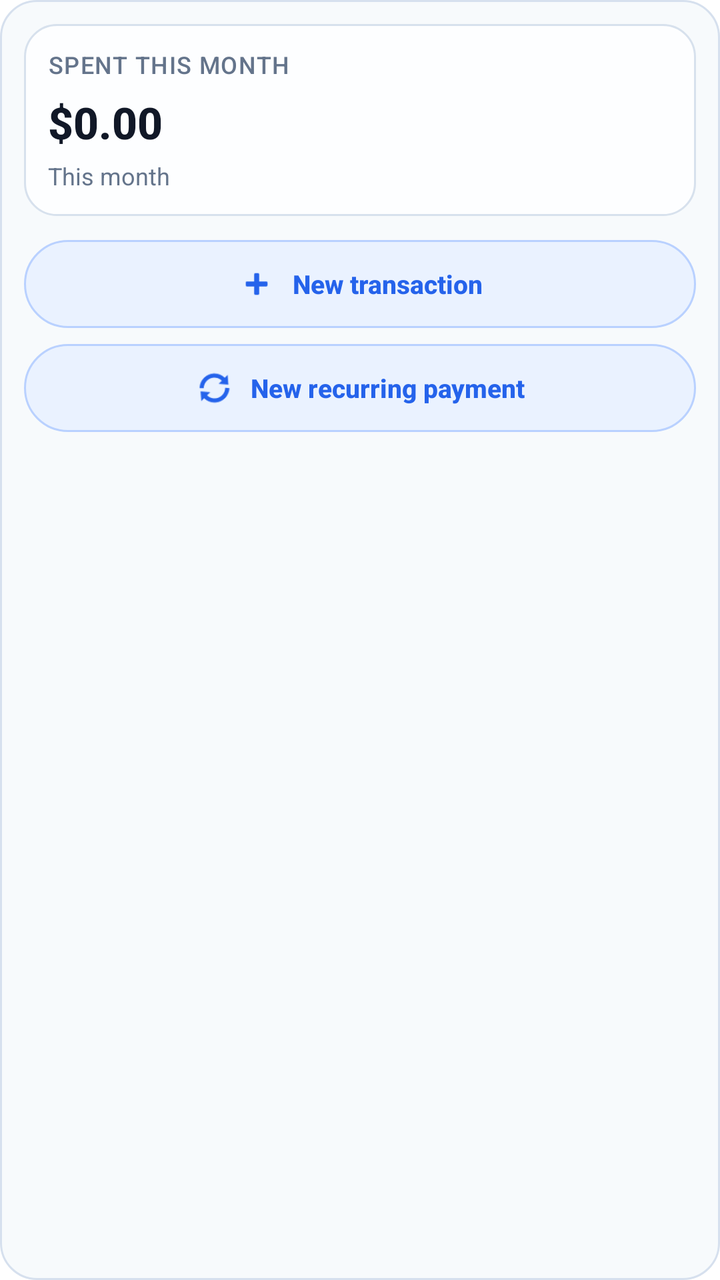
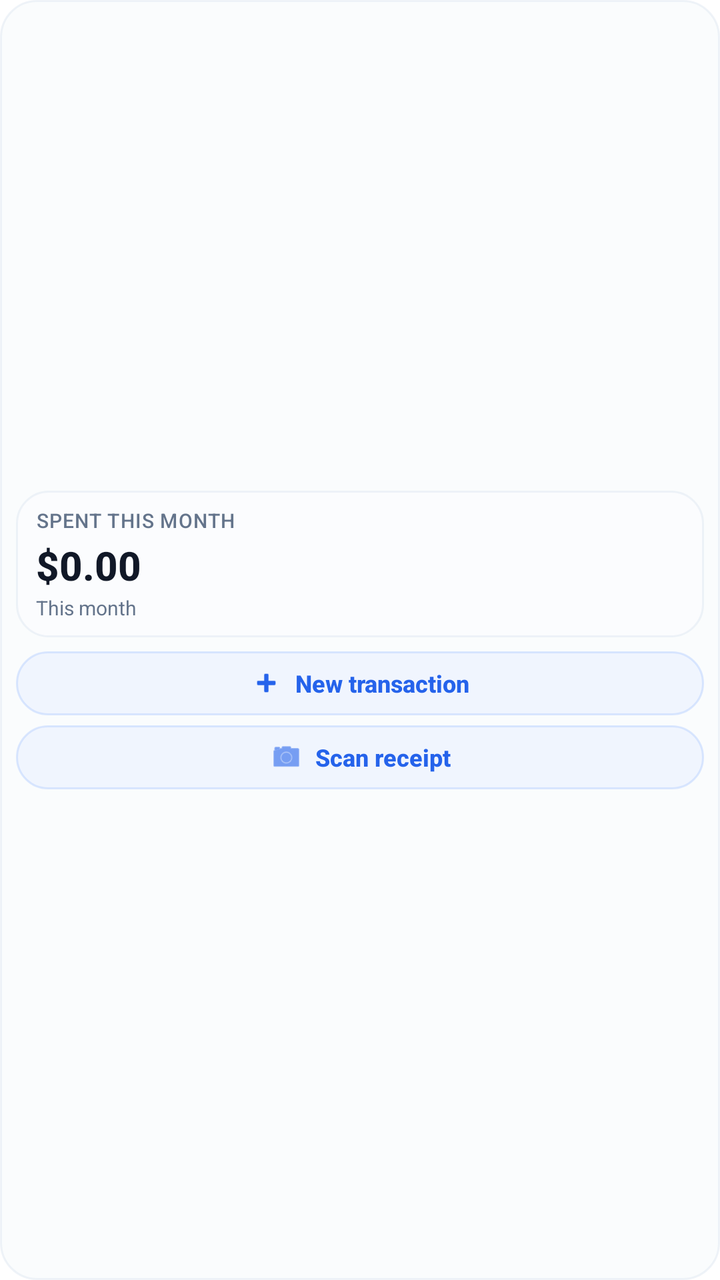

Compare the two renders of this Android layout. The source of the first and the diff that turns it into the second are given below.
<!-- AndroidManifest.xml: fallback theme Theme.MaterialComponents.DayNight.NoActionBar -->
<!-- res/layout/widget_quick_transaction.xml -->
<?xml version="1.0" encoding="utf-8"?>
<LinearLayout xmlns:android="http://schemas.android.com/apk/res/android"
    android:id="@+id/widget_root"
    android:layout_width="match_parent"
    android:layout_height="match_parent"
    android:background="@drawable/widget_background"
    android:orientation="vertical"
    android:padding="12dp">

    <LinearLayout
        android:id="@+id/widget_card"
        android:layout_width="match_parent"
        android:layout_height="wrap_content"
        android:background="@drawable/widget_card_background"
        android:orientation="vertical"
        android:padding="12dp">

        <TextView
            android:id="@+id/widget_title"
            android:layout_width="wrap_content"
            android:layout_height="wrap_content"
            android:text="@string/widget_spent_title"
            android:textAllCaps="true"
            android:textColor="@color/widget_text_secondary"
            android:textSize="12sp"
            android:fontFamily="sans-serif-medium"
            android:letterSpacing="0.04" />

        <TextView
            android:id="@+id/widget_amount"
            android:layout_width="wrap_content"
            android:layout_height="wrap_content"
            android:paddingTop="6dp"
            android:text="@string/widget_default_amount"
            android:textColor="@color/widget_text_primary"
            android:textSize="22sp"
            android:textStyle="bold"
            android:fontFamily="sans-serif-medium" />

        <TextView
            android:id="@+id/widget_month_label"
            android:layout_width="wrap_content"
            android:layout_height="wrap_content"
            android:paddingTop="4dp"
            android:text="@string/widget_default_month"
            android:textColor="@color/widget_text_secondary"
            android:textSize="12sp"
            android:fontFamily="sans-serif" />
    </LinearLayout>

    <LinearLayout
        android:id="@+id/widget_action_container"
        android:layout_width="match_parent"
        android:layout_height="wrap_content"
        android:layout_marginTop="12dp"
        android:background="@drawable/widget_button_background"
        android:gravity="center"
        android:minHeight="44dp"
        android:orientation="horizontal"
        android:paddingStart="14dp"
        android:paddingEnd="14dp">

        <ImageView
            android:id="@+id/widget_action_icon"
            android:layout_width="20dp"
            android:layout_height="20dp"
            android:contentDescription="@string/widget_cta"
            android:src="@android:drawable/ic_input_add"
            android:tint="@color/widget_primary" />

        <TextView
            android:id="@+id/widget_action_text"
            android:layout_width="wrap_content"
            android:layout_height="wrap_content"
            android:paddingStart="8dp"
            android:text="@string/widget_cta"
            android:textColor="@color/widget_primary"
            android:textSize="13sp"
            android:textStyle="bold"
            android:fontFamily="sans-serif-medium"
            android:maxLines="1"
            android:ellipsize="end" />
    </LinearLayout>

    <LinearLayout
        android:id="@+id/widget_recurring_container"
        android:layout_width="match_parent"
        android:layout_height="wrap_content"
        android:layout_marginTop="8dp"
        android:background="@drawable/widget_button_background"
        android:gravity="center"
        android:minHeight="44dp"
        android:orientation="horizontal"
        android:paddingStart="14dp"
        android:paddingEnd="14dp">

        <ImageView
            android:id="@+id/widget_recurring_icon"
            android:layout_width="20dp"
            android:layout_height="20dp"
            android:contentDescription="@string/widget_cta_recurring"
            android:src="@android:drawable/ic_popup_sync"
            android:tint="@color/widget_primary" />

        <TextView
            android:id="@+id/widget_recurring_text"
            android:layout_width="wrap_content"
            android:layout_height="wrap_content"
            android:paddingStart="8dp"
            android:text="@string/widget_cta_recurring"
            android:textColor="@color/widget_primary"
            android:textSize="13sp"
            android:textStyle="bold"
            android:fontFamily="sans-serif-medium"
            android:maxLines="1"
            android:ellipsize="end" />
    </LinearLayout>

</LinearLayout>
<!-- resources referenced by this layout -->
<resources>
  <color name="widget_primary">#2563EB</color>
  <color name="widget_text_primary">#111827</color>
  <color name="widget_text_secondary">#64748B</color>
  <!-- drawable widget_background (drawable) -->
  <?xml version="1.0" encoding="utf-8"?>
  <shape xmlns:android="http://schemas.android.com/apk/res/android">
      <solid android:color="@color/widget_background" />
      <stroke
          android:width="1dp"
          android:color="@color/widget_background_stroke" />
      <corners android:radius="18dp" />
  </shape>
  <!-- drawable widget_button_background (drawable) -->
  <?xml version="1.0" encoding="utf-8"?>
  <shape xmlns:android="http://schemas.android.com/apk/res/android">
      <solid android:color="@color/widget_action_surface" />
      <stroke
          android:width="1dp"
          android:color="@color/widget_action_stroke" />
      <corners android:radius="24dp" />
  </shape>
  <!-- drawable widget_card_background (drawable) -->
  <?xml version="1.0" encoding="utf-8"?>
  <shape xmlns:android="http://schemas.android.com/apk/res/android">
      <solid android:color="@color/widget_surface" />
      <stroke
          android:width="1dp"
          android:color="@color/widget_surface_stroke" />
      <corners android:radius="16dp" />
  </shape>
  <string name="widget_cta">New transaction</string>
  <string name="widget_cta_recurring">New recurring payment</string>
  <string name="widget_default_amount">$0.00</string>
  <string name="widget_default_month">This month</string>
  <string name="widget_spent_title">Spent this month</string>
  <color name="widget_background">#F7FAFC</color>
  <color name="widget_background_stroke">#D6E0EE</color>
  <color name="widget_action_surface">#EAF2FF</color>
  <color name="widget_action_stroke">#B9D1FF</color>
  <color name="widget_surface">#FDFEFF</color>
  <color name="widget_surface_stroke">#D7E1ED</color>
</resources>

<!-- the commit's change to res/layout/widget_quick_transaction.xml (unified diff, before → after) -->
@@ -4,8 +4,9 @@
     android:layout_width="match_parent"
     android:layout_height="match_parent"
     android:background="@drawable/widget_background"
+    android:gravity="center_vertical"
     android:orientation="vertical"
-    android:padding="12dp">
+    android:padding="8dp">
 
     <LinearLayout
         android:id="@+id/widget_card"
@@ -13,7 +14,10 @@
         android:layout_height="wrap_content"
         android:background="@drawable/widget_card_background"
         android:orientation="vertical"
-        android:padding="12dp">
+        android:paddingStart="10dp"
+        android:paddingTop="8dp"
+        android:paddingEnd="10dp"
+        android:paddingBottom="8dp">
 
         <TextView
             android:id="@+id/widget_title"
@@ -22,7 +26,7 @@
             android:text="@string/widget_spent_title"
             android:textAllCaps="true"
             android:textColor="@color/widget_text_secondary"
-            android:textSize="12sp"
+            android:textSize="10sp"
             android:fontFamily="sans-serif-medium"
             android:letterSpacing="0.04" />
 
@@ -30,40 +34,43 @@
             android:id="@+id/widget_amount"
             android:layout_width="wrap_content"
             android:layout_height="wrap_content"
-            android:paddingTop="6dp"
+            android:paddingTop="2dp"
             android:text="@string/widget_default_amount"
             android:textColor="@color/widget_text_primary"
-            android:textSize="22sp"
+            android:textSize="20sp"
             android:textStyle="bold"
-            android:fontFamily="sans-serif-medium" />
+            android:fontFamily="sans-serif-medium"
+            android:maxLines="1"
+            android:ellipsize="end" />
 
         <TextView
             android:id="@+id/widget_month_label"
             android:layout_width="wrap_content"
             android:layout_height="wrap_content"
-            android:paddingTop="4dp"
+            android:paddingTop="1dp"
             android:text="@string/widget_default_month"
             android:textColor="@color/widget_text_secondary"
-            android:textSize="12sp"
-            android:fontFamily="sans-serif" />
+            android:textSize="10sp"
+            android:fontFamily="sans-serif"
+            android:maxLines="1"
+            android:ellipsize="end" />
     </LinearLayout>
 
     <LinearLayout
         android:id="@+id/widget_action_container"
         android:layout_width="match_parent"
-        android:layout_height="wrap_content"
-        android:layout_marginTop="12dp"
+        android:layout_height="32dp"
+        android:layout_marginTop="7dp"
         android:background="@drawable/widget_button_background"
         android:gravity="center"
-        android:minHeight="44dp"
         android:orientation="horizontal"
-        android:paddingStart="14dp"
-        android:paddingEnd="14dp">
+        android:paddingStart="10dp"
+        android:paddingEnd="10dp">
 
         <ImageView
             android:id="@+id/widget_action_icon"
-            android:layout_width="20dp"
-            android:layout_height="20dp"
+            android:layout_width="17dp"
+            android:layout_height="17dp"
             android:contentDescription="@string/widget_cta"
             android:src="@android:drawable/ic_input_add"
             android:tint="@color/widget_primary" />
@@ -72,10 +79,10 @@
             android:id="@+id/widget_action_text"
             android:layout_width="wrap_content"
             android:layout_height="wrap_content"
-            android:paddingStart="8dp"
+            android:paddingStart="6dp"
             android:text="@string/widget_cta"
             android:textColor="@color/widget_primary"
-            android:textSize="13sp"
+            android:textSize="12sp"
             android:textStyle="bold"
             android:fontFamily="sans-serif-medium"
             android:maxLines="1"
@@ -85,31 +92,30 @@
     <LinearLayout
         android:id="@+id/widget_recurring_container"
         android:layout_width="match_parent"
-        android:layout_height="wrap_content"
-        android:layout_marginTop="8dp"
+        android:layout_height="32dp"
+        android:layout_marginTop="5dp"
         android:background="@drawable/widget_button_background"
         android:gravity="center"
-        android:minHeight="44dp"
         android:orientation="horizontal"
-        android:paddingStart="14dp"
-        android:paddingEnd="14dp">
+        android:paddingStart="10dp"
+        android:paddingEnd="10dp">
 
         <ImageView
             android:id="@+id/widget_recurring_icon"
-            android:layout_width="20dp"
-            android:layout_height="20dp"
-            android:contentDescription="@string/widget_cta_recurring"
-            android:src="@android:drawable/ic_popup_sync"
+            android:layout_width="17dp"
+            android:layout_height="17dp"
+            android:contentDescription="@string/widget_cta_scan_receipt"
+            android:src="@android:drawable/ic_menu_camera"
             android:tint="@color/widget_primary" />
 
         <TextView
             android:id="@+id/widget_recurring_text"
             android:layout_width="wrap_content"
             android:layout_height="wrap_content"
-            android:paddingStart="8dp"
-            android:text="@string/widget_cta_recurring"
+            android:paddingStart="6dp"
+            android:text="@string/widget_cta_scan_receipt"
             android:textColor="@color/widget_primary"
-            android:textSize="13sp"
+            android:textSize="12sp"
             android:textStyle="bold"
             android:fontFamily="sans-serif-medium"
             android:maxLines="1"
<!-- resource entries referenced after the edit -->
@@ -31,15 +31,15 @@
       <corners android:radius="16dp" />
   </shape>
   <string name="widget_cta">New transaction</string>
-  <string name="widget_cta_recurring">New recurring payment</string>
+  <string name="widget_cta_scan_receipt">Scan receipt</string>
   <string name="widget_default_amount">$0.00</string>
   <string name="widget_default_month">This month</string>
   <string name="widget_spent_title">Spent this month</string>
-  <color name="widget_background">#F7FAFC</color>
-  <color name="widget_background_stroke">#D6E0EE</color>
-  <color name="widget_action_surface">#EAF2FF</color>
-  <color name="widget_action_stroke">#B9D1FF</color>
-  <color name="widget_surface">#FDFEFF</color>
-  <color name="widget_surface_stroke">#D7E1ED</color>
+  <color name="widget_background">#99F7FAFC</color>
+  <color name="widget_background_stroke">#66D6E0EE</color>
+  <color name="widget_action_surface">#99EAF2FF</color>
+  <color name="widget_action_stroke">#80B9D1FF</color>
+  <color name="widget_surface">#80FDFEFF</color>
+  <color name="widget_surface_stroke">#66D7E1ED</color>
 </resources>
 
